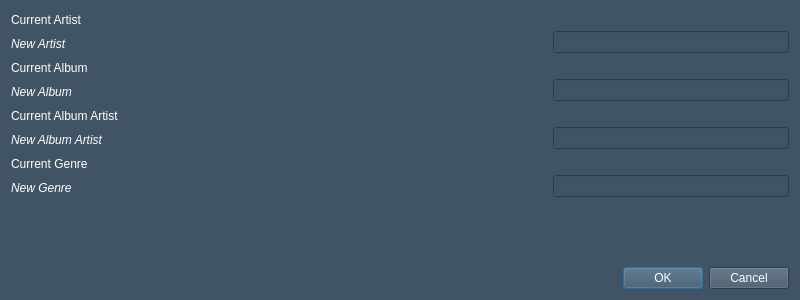
DavisThuillier/Adelie, file UI/EditMetadata.ui: the form before one commit.
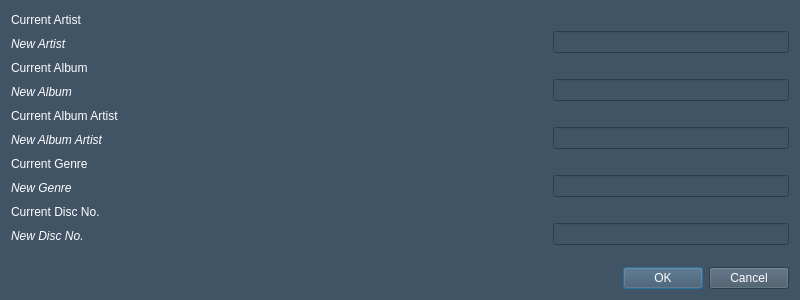
The form after the commit.

Diff of the .ui file:
```diff
--- a/UI/EditMetadata.ui
+++ b/UI/EditMetadata.ui
@@ -16,7 +16,20 @@
   <property name="styleSheet">
    <string notr="true">background-color: #415466</string>
   </property>
-  <layout class="QGridLayout" name="gridLayout_2">
+  <layout class="QGridLayout" name="gridLayout">
+   <item row="5" column="0">
+    <spacer name="verticalSpacer">
+     <property name="orientation">
+      <enum>Qt::Vertical</enum>
+     </property>
+     <property name="sizeHint" stdset="0">
+      <size>
+       <width>20</width>
+       <height>40</height>
+      </size>
+     </property>
+    </spacer>
+   </item>
    <item row="1" column="0">
     <layout class="QHBoxLayout" name="horizontalLayout_4">
      <item>
@@ -115,19 +128,6 @@
      </item>
     </layout>
    </item>
-   <item row="5" column="0">
-    <widget class="QDialogButtonBox" name="buttonBox">
-     <property name="styleSheet">
-      <string notr="true">color:white</string>
-     </property>
-     <property name="orientation">
-      <enum>Qt::Horizontal</enum>
-     </property>
-     <property name="standardButtons">
-      <set>QDialogButtonBox::Cancel|QDialogButtonBox::Ok</set>
-     </property>
-    </widget>
-   </item>
    <item row="3" column="0">
     <layout class="QHBoxLayout" name="horizontalLayout_5">
      <item>
@@ -417,18 +417,116 @@
      </item>
     </layout>
    </item>
+   <item row="6" column="0">
+    <widget class="QDialogButtonBox" name="buttonBox">
+     <property name="styleSheet">
+      <string notr="true">color:white</string>
+     </property>
+     <property name="orientation">
+      <enum>Qt::Horizontal</enum>
+     </property>
+     <property name="standardButtons">
+      <set>QDialogButtonBox::Cancel|QDialogButtonBox::Ok</set>
+     </property>
+    </widget>
+   </item>
    <item row="4" column="0">
-    <spacer name="verticalSpacer">
-     <property name="orientation">
-      <enum>Qt::Vertical</enum>
-     </property>
-     <property name="sizeHint" stdset="0">
-      <size>
-       <width>20</width>
-       <height>40</height>
-      </size>
-     </property>
-    </spacer>
+    <layout class="QHBoxLayout" name="horizontalLayout_6">
+     <item>
+      <widget class="QWidget" name="widget_5" native="true">
+       <property name="minimumSize">
+        <size>
+         <width>300</width>
+         <height>0</height>
+        </size>
+       </property>
+       <property name="maximumSize">
+        <size>
+         <width>300</width>
+         <height>16777215</height>
+        </size>
+       </property>
+       <layout class="QVBoxLayout" name="verticalLayout_9">
+        <property name="leftMargin">
+         <number>0</number>
+        </property>
+        <property name="topMargin">
+         <number>0</number>
+        </property>
+        <property name="rightMargin">
+         <number>0</number>
+        </property>
+        <property name="bottomMargin">
+         <number>0</number>
+        </property>
+        <item>
+         <widget class="QLabel" name="label_13">
+          <property name="styleSheet">
+           <string notr="true">color:white</string>
+          </property>
+          <property name="text">
+           <string>Current Disc No.</string>
+          </property>
+         </widget>
+        </item>
+        <item>
+         <widget class="QLabel" name="label_14">
+          <property name="styleSheet">
+           <string notr="true">font: italic;
+color:white</string>
+          </property>
+          <property name="text">
+           <string>New Disc No.</string>
+          </property>
+         </widget>
+        </item>
+       </layout>
+      </widget>
+     </item>
+     <item>
+      <spacer name="horizontalSpacer_11">
+       <property name="orientation">
+        <enum>Qt::Horizontal</enum>
+       </property>
+       <property name="sizeHint" stdset="0">
+        <size>
+         <width>40</width>
+         <height>20</height>
+        </size>
+       </property>
+      </spacer>
+     </item>
+     <item>
+      <layout class="QVBoxLayout" name="verticalLayout_10">
+       <item>
+        <widget class="QLabel" name="oldDiscNoLabel">
+         <property name="styleSheet">
+          <string notr="true">color:white</string>
+         </property>
+         <property name="text">
+          <string/>
+         </property>
+         <property name="alignment">
+          <set>Qt::AlignRight|Qt::AlignTrailing|Qt::AlignVCenter</set>
+         </property>
+         <property name="wordWrap">
+          <bool>true</bool>
+         </property>
+        </widget>
+       </item>
+       <item>
+        <widget class="QLineEdit" name="newDiscNoEdit">
+         <property name="styleSheet">
+          <string notr="true">color:white</string>
+         </property>
+         <property name="alignment">
+          <set>Qt::AlignRight|Qt::AlignTrailing|Qt::AlignVCenter</set>
+         </property>
+        </widget>
+       </item>
+      </layout>
+     </item>
+    </layout>
    </item>
   </layout>
  </widget>
```
